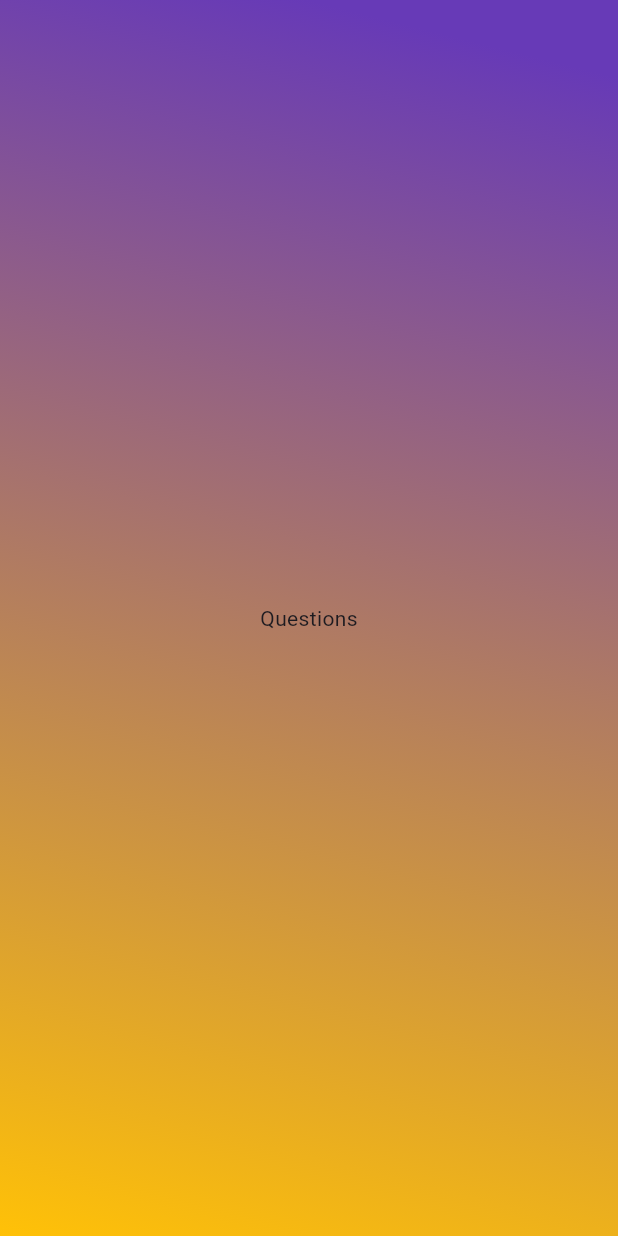
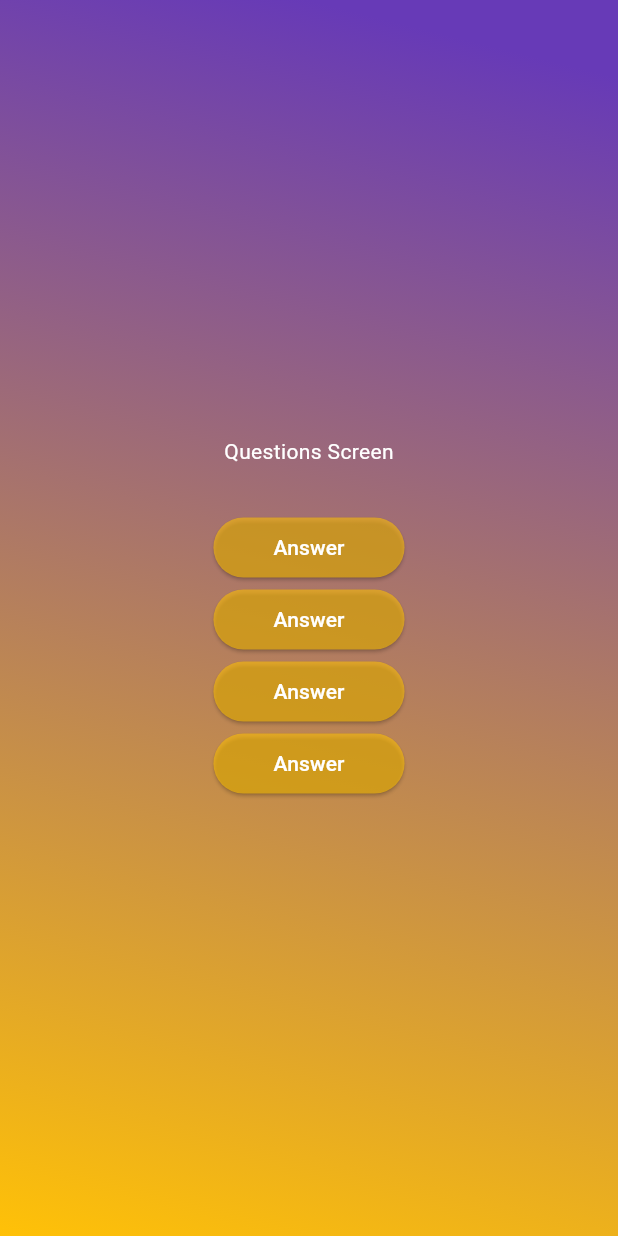
Before and after one commit to HassamAli2174/Quiz_app, a Flutter app: the screen it shows after launch, after a tap on "Start Quiz", on a phone screen of 412 x 824 dp. Run offline on Flutter 3.47's test engine with Material 3 defaults, Android fonts, the light colour scheme and no system bars.

Commit message:
`Added import for AnswerButton widget and updated QuestionsScreen widget with AnswerButton widgets and styling.`

```diff
--- /dev/null
+++ b/lib/data/questions.dart
@@ -0,0 +1,43 @@
+import 'package:adv_basic_quiz_app/models/quiz_question.dart';
+
+const questions = [
+  QuizQuestion('What are the main building blocks of Flutter UIs?', [
+    'Widgets',
+    'Components',
+    'Blocks',
+    'Functions',
+  ]),
+  QuizQuestion('How are Flutter UIs built?', [
+    'By combining widgets in code',
+    'By combining widgets in a visual editor',
+    'By defining widgets in config files',
+    'By using XCode for iOS and Android Studio for Android',
+  ]),
+  QuizQuestion('What\'s the purpose of a StatefulWidget?', [
+    'Update UI as data changes',
+    'Update data as UI changes',
+    'Ignore data changes',
+    'Render UI that does not depend on data',
+  ]),
+  QuizQuestion(
+    'Which widget should you try to use more often: StatelessWidget or StatefulWidget?',
+    [
+      'StatelessWidget',
+      'StatefulWidget',
+      'Both are equally good',
+      'None of the above',
+    ],
+  ),
+  QuizQuestion('What happens if you change data in a StatelessWidget?', [
+    'The UI is not updated',
+    'The UI is updated',
+    'The closest StatefulWidget is updated',
+    'Any nested StatefulWidgets are updated',
+  ]),
+  QuizQuestion('How should you update data inside of StatefulWidgets?', [
+    'By calling setState()',
+    'By calling updateData()',
+    'By calling updateUI()',
+    'By calling updateState()',
+  ]),
+];
--- /dev/null
+++ b/lib/models/quiz_question.dart
@@ -0,0 +1,6 @@
+class QuizQuestion {
+  const QuizQuestion(this.text, this.answer);
+
+  final String text;
+  final List<String> answer;
+}
--- a/lib/questions.dart
+++ b/lib/questions.dart
@@ -1,3 +1,4 @@
+import 'package:adv_basic_quiz_app/widgets/answer_button.dart';
 import 'package:flutter/material.dart';
 
 class QuestionsScreen extends StatefulWidget {
@@ -10,6 +11,19 @@
 class _QuestionsScreenState extends State<QuestionsScreen> {
   @override
   Widget build(BuildContext context) {
-    return Center(child: const Text("Questions"));
+    return SizedBox(
+      width: double.infinity,
+      child: Column(
+        mainAxisAlignment: MainAxisAlignment.center,
+        children: [
+          Text('Questions Screen', style: TextStyle(color: Colors.white)),
+          SizedBox(height: 30),
+          AnswerButton(onTap: () {}, answerText: 'Answer'),
+          AnswerButton(onTap: () {}, answerText: 'Answer'),
+          AnswerButton(onTap: () {}, answerText: 'Answer'),
+          AnswerButton(onTap: () {}, answerText: 'Answer'),
+        ],
+      ),
+    );
   }
 }
--- /dev/null
+++ b/lib/widgets/answer_button.dart
@@ -0,0 +1,25 @@
+import 'package:flutter/material.dart';
+
+class AnswerButton extends StatelessWidget {
+  const AnswerButton({
+    super.key,
+    required this.answerText,
+    required this.onTap,
+  });
+
+  final String answerText;
+  final void Function() onTap;
+  @override
+  Widget build(BuildContext context) {
+    return ElevatedButton(
+      onPressed: onTap,
+      style: ElevatedButton.styleFrom(
+        padding: EdgeInsets.symmetric(horizontal: 40, vertical: 10),
+        backgroundColor: const Color.fromARGB(150, 255, 193, 7),
+        foregroundColor: Colors.white,
+        shape: RoundedRectangleBorder(borderRadius: BorderRadius.circular(40)),
+      ),
+      child: Text(answerText),
+    );
+  }
+}
```
